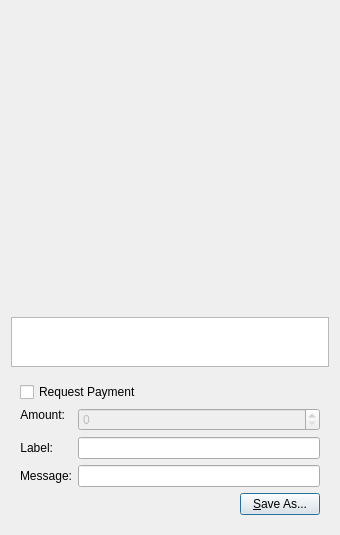
Old version of the form src/qt/forms/qrcodedialog.ui in the repository nazigold/nazigold.
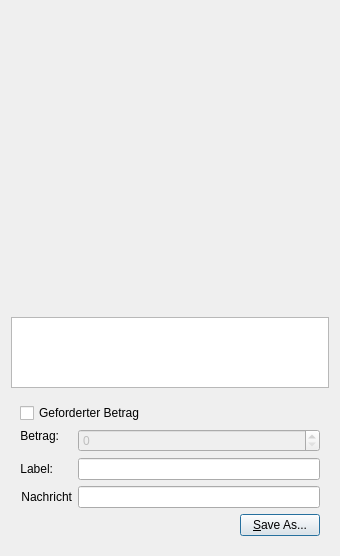
New version of the form. Custom widgets are drawn as their Qt base class.

Patch:
```diff
--- a/src/qt/forms/qrcodedialog.ui
+++ b/src/qt/forms/qrcodedialog.ui
@@ -7,7 +7,7 @@
     <x>0</x>
     <y>0</y>
     <width>340</width>
-    <height>530</height>
+    <height>556</height>
    </rect>
   </property>
   <property name="windowTitle">
@@ -70,7 +70,7 @@
          <bool>true</bool>
         </property>
         <property name="text">
-         <string>Request Payment</string>
+         <string>Geforderter Betrag</string>
         </property>
        </widget>
       </item>
@@ -101,7 +101,7 @@
         <item row="2" column="0">
          <widget class="QLabel" name="lblMessage">
           <property name="text">
-           <string>Message:</string>
+           <string>Nachricht</string>
           </property>
           <property name="textFormat">
            <enum>Qt::PlainText</enum>
@@ -126,7 +126,7 @@
            </sizepolicy>
           </property>
           <property name="text">
-           <string>Amount:</string>
+           <string>Betrag:</string>
           </property>
           <property name="textFormat">
            <enum>Qt::PlainText</enum>
```
